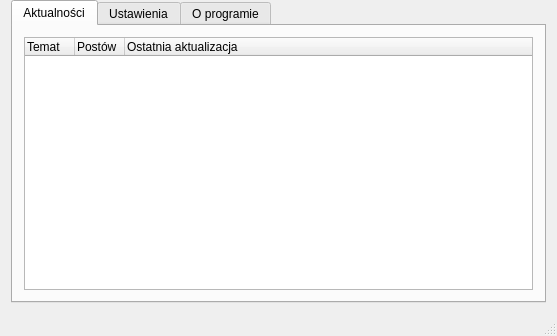
Above: ui/mainwindow.ui from poxip/qcodedesk before the change. Below: the same form after it.
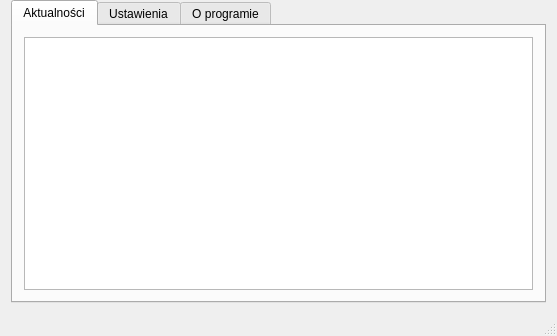
That is the form after the change. The open tabs and pages were chosen to show the change. Icons and pictures are not drawn.

Commit message: Set poxip.ml link in About page clickable

```diff
--- a/ui/mainwindow.ui
+++ b/ui/mainwindow.ui
@@ -91,7 +91,7 @@
              <bool>false</bool>
             </property>
             <attribute name="headerVisible">
-             <bool>true</bool>
+             <bool>false</bool>
             </attribute>
             <attribute name="headerCascadingSectionResizes">
              <bool>false</bool>
```
Left out of the diff: 5 changed lines with no effect on the pictures.
